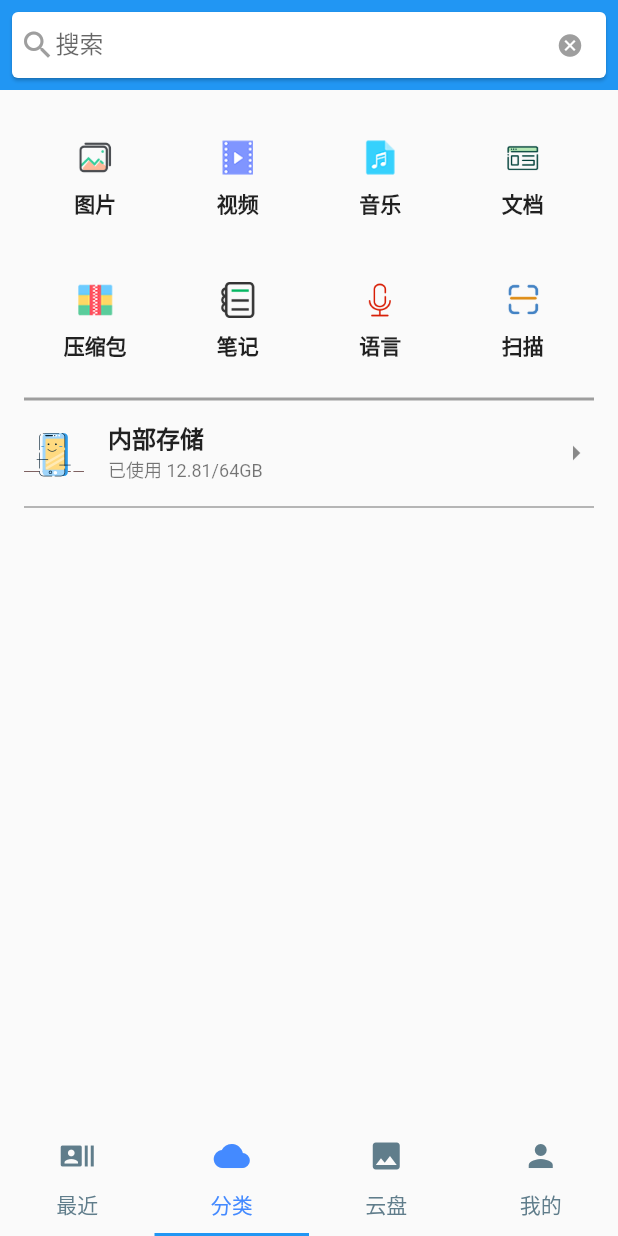
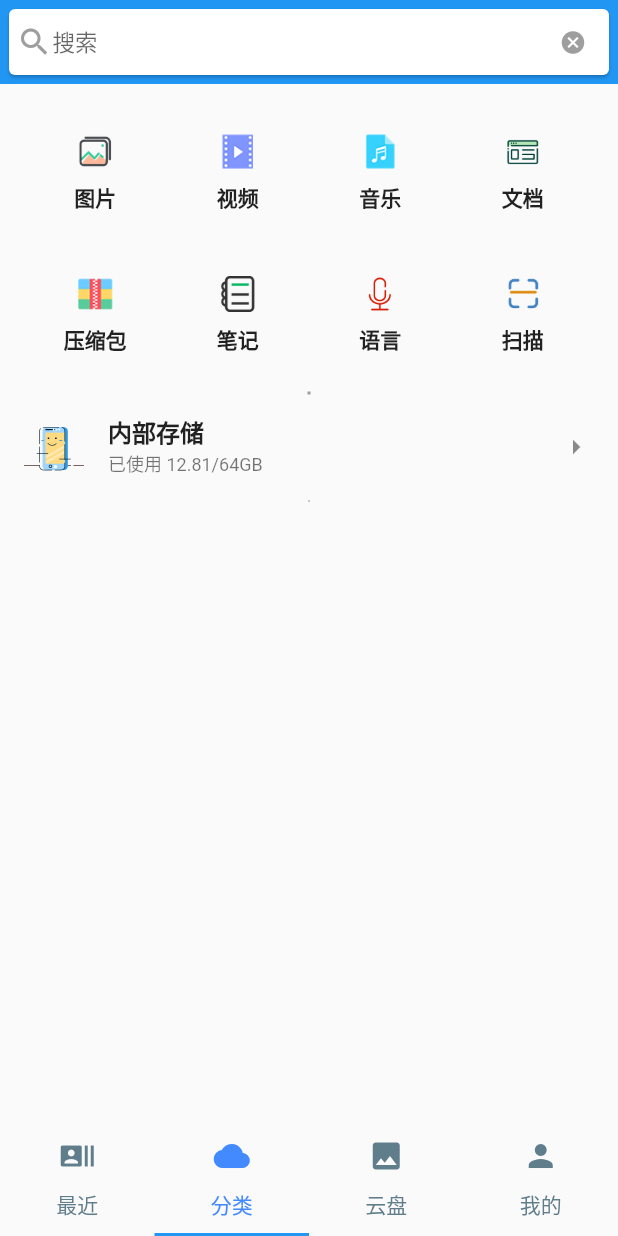
Before and after one commit to RengaoWu/bytes_cloud, a Flutter app: the screen it shows after launch, item 2 of the bottom bar chosen, on a phone screen of 412 x 824 dp. Run offline on Flutter 3.47's test engine with Material 2 defaults, Android fonts, the phone set to English and light mode, and no system bars; our stand-ins replace dio, event_bus, extended_image, flutter_markdown, open_file, permission_handler and 3 more; missing offline and left inert: flutter_fullpdfview, multi_image_picker; accounts and stored records are empty; Roboto replaces fonts that are missing (NotoSansSC).

Commit message:
bugfix - Scaffold中没有设置AppBar，导致Colunm 和ListView显示存在的一些问题

```diff
--- a/lib/pages/NativeRoute.dart
+++ b/lib/pages/NativeRoute.dart
@@ -32,10 +32,16 @@ class NativeRouteState extends State<NativeRoute>
     // Column 导致 gridView 有一个未知的padding
     // 用ListView
     return Scaffold(
-        body: ListView(
-      physics: ScrollPhysics(),
+        body: Column(
+      //physics: ScrollPhysics(),
       children: <Widget>[
-        searchBar(),
+        Container(
+          color: Theme.of(context).primaryColor,
+          height: MediaQueryData.fromWindow(window).padding.top,
+        ),
+        UI.searchBar(context, controller, (k) {
+          UI.newPage(context, SearchFilePage({'key': k, 'root': Common.sd}));
+        }),
         gridView(),
         UI.divider(width: 1, padding: 16),
         nativeFileSystem(),
@@ -101,58 +107,6 @@ class NativeRouteState extends State<NativeRoute>
         ),
       );
 
-  searchBar() => Container(
-        color: Theme.of(context).primaryColor,
-        child: Padding(
-          padding: EdgeInsets.only(top: 0
-              //top: MediaQueryData.fromWindow(window).padding.top,
-              ),
-          child: Container(
-            height: 60.0,
-            child: new Padding(
-                padding: const EdgeInsets.all(4.0),
-                child: new Card(
-                    child: new Container(
-                  child: new Row(
-                    crossAxisAlignment: CrossAxisAlignment.center,
-                    children: <Widget>[
-                      SizedBox(
-                        width: 5.0,
-                      ),
-                      Icon(
-                        Icons.search,
-                        color: Colors.grey,
-                      ),
-                      Expanded(
-                        child: TextField(
-                          controller: controller,
-                          decoration: new InputDecoration(
-                            hintText: '搜索',
-                            border: InputBorder.none,
-                          ),
-                          onSubmitted: (String k) {
-                            UI.newPage(context,
-                                SearchFilePage({'key': k, 'root': Common.sd}));
-                          },
-                          // onChanged: onSearchTextChanged,
-                        ),
-                      ),
-                      IconButton(
-                        icon: new Icon(Icons.cancel),
-                        color: Colors.grey,
-                        iconSize: 18.0,
-                        onPressed: () {
-                          controller.clear();
-                          // onSearchTextChanged('');
-                        },
-                      ),
-                    ],
-                  ),
-                ))),
-          ),
-        ),
-      );
-
   @override
   void dispose() {
     super.dispose();
--- a/lib/utils/UI.dart
+++ b/lib/utils/UI.dart
@@ -353,4 +353,57 @@ class UI {
       );
     }
   }
+
+  static searchBar(BuildContext context, TextEditingController controller,
+          Function submit) =>
+      Container(
+          color: Theme.of(context).primaryColor,
+          child: Padding(
+            padding: EdgeInsets.only(
+              top: 0,
+            ),
+            child: Container(
+              height: UI.kToolbarHeight,
+              child: new Padding(
+                  padding: const EdgeInsets.all(2),
+                  child: new Card(
+                      child: new Container(
+                    child: new Row(
+                      crossAxisAlignment: CrossAxisAlignment.center,
+                      children: <Widget>[
+                        SizedBox(
+                          width: 5.0,
+                        ),
+                        Icon(
+                          Icons.search,
+                          color: Colors.grey,
+                        ),
+                        Expanded(
+                          child: TextField(
+                            controller: controller,
+                            style: TextStyle(fontSize: 15),
+                            decoration: new InputDecoration(
+                              hintText: '搜索',
+                              border: InputBorder.none,
+                            ),
+                            onSubmitted: (String k) {
+                              submit(k);
+                            },
+                            // onChanged: onSearchTextChanged,
+                          ),
+                        ),
+                        IconButton(
+                          icon: new Icon(Icons.cancel),
+                          color: Colors.grey,
+                          iconSize: 18.0,
+                          onPressed: () {
+                            controller.clear();
+                            // onSearchTextChanged('');
+                          },
+                        ),
+                      ],
+                    ),
+                  ))),
+            ),
+          ));
 }
```
Also changed, not shown: lib/pages/selectors/SearchFilePage.dart (+31 -68 lines).
